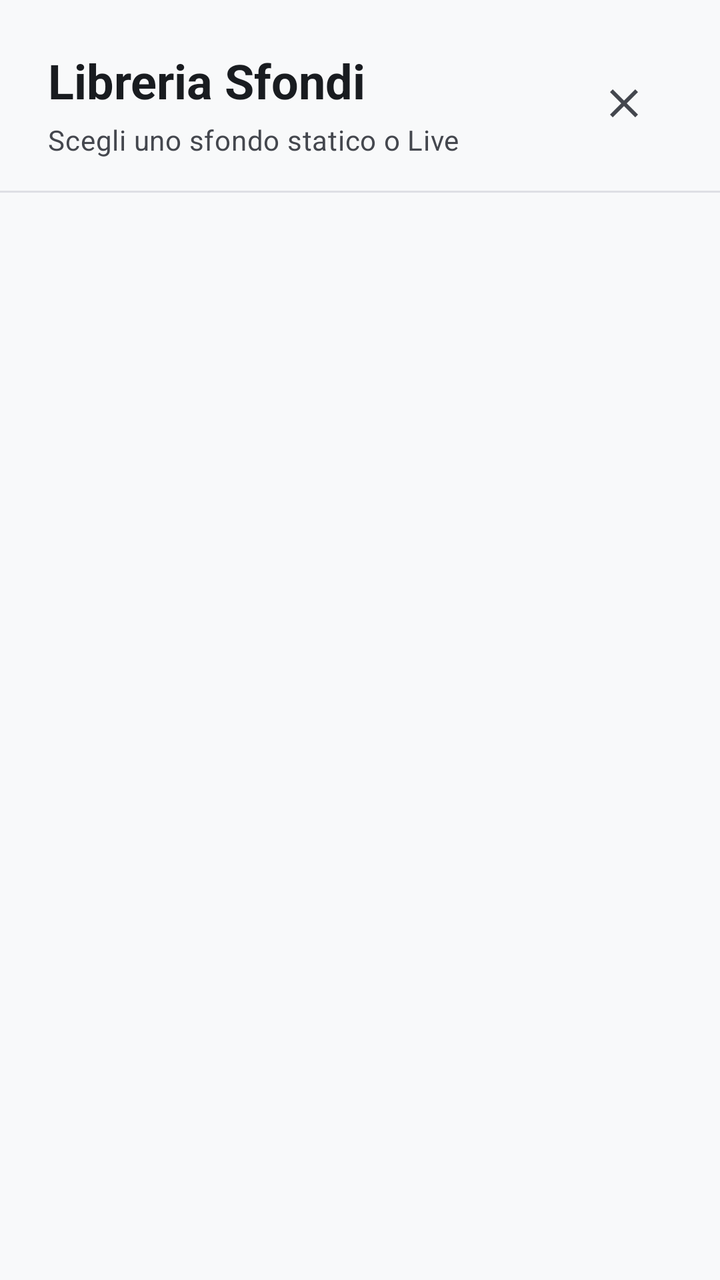
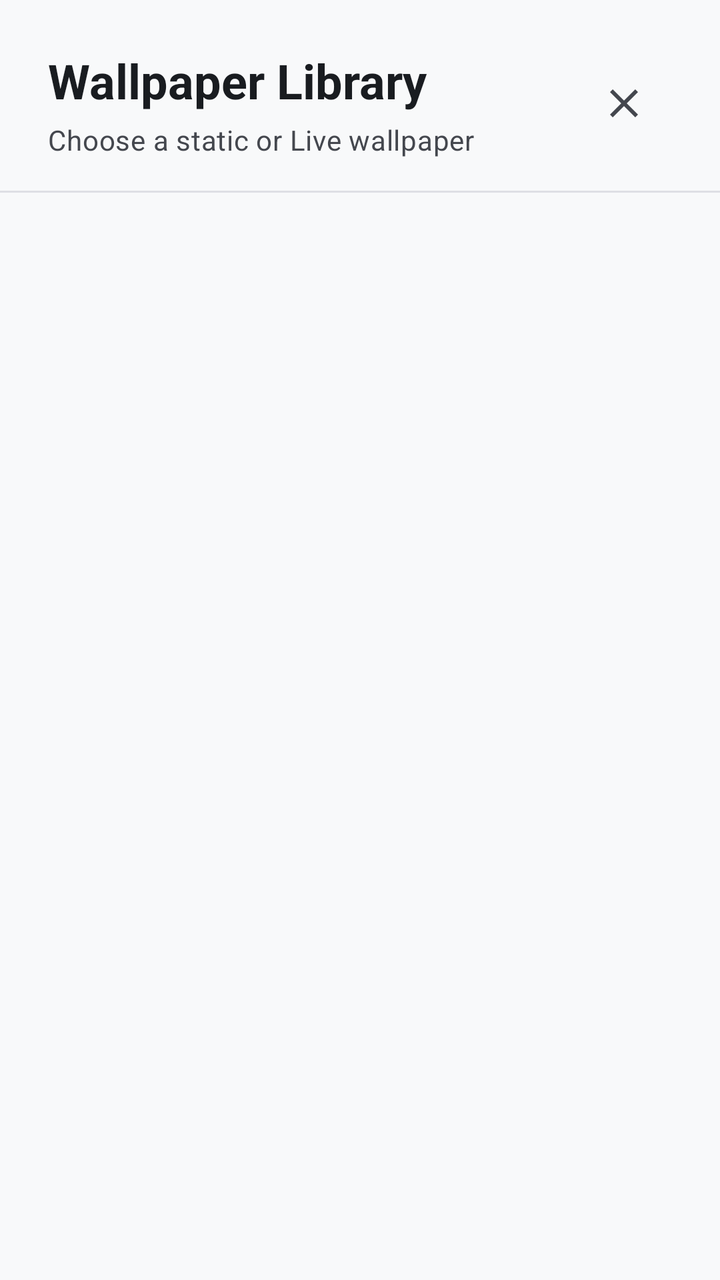

The first picture is an Android layout as it rendered before a commit; the second is the same layout after the commit. The layout source and the unified diff follow.
<!-- AndroidManifest.xml: application theme Theme.CryptionChat -->
<!-- res/layout/dialog_predefined_backgrounds.xml -->
<?xml version="1.0" encoding="utf-8"?>

<LinearLayout xmlns:android="http://schemas.android.com/apk/res/android"
    xmlns:app="http://schemas.android.com/apk/res-auto"
    android:layout_width="match_parent"
    android:layout_height="match_parent"
    android:orientation="vertical"
    android:background="?attr/colorSurface">

    
    <LinearLayout
        android:layout_width="match_parent"
        android:layout_height="wrap_content"
        android:orientation="horizontal"
        android:gravity="center_vertical"
        android:paddingHorizontal="24dp"
        android:paddingTop="24dp"
        android:paddingBottom="16dp">

        <LinearLayout
            android:layout_width="0dp"
            android:layout_height="wrap_content"
            android:layout_weight="1"
            android:orientation="vertical">

            <TextView
                android:layout_width="wrap_content"
                android:layout_height="wrap_content"
                android:text="Libreria Sfondi"
                android:textAppearance="?attr/textAppearanceHeadlineSmall"
                android:textColor="?attr/colorOnSurface"
                android:textStyle="bold" />

            <TextView
                android:layout_width="wrap_content"
                android:layout_height="wrap_content"
                android:text="Scegli uno sfondo statico o Live"
                android:textAppearance="?attr/textAppearanceBodyMedium"
                android:textColor="?attr/colorOnSurfaceVariant"
                android:layout_marginTop="4dp"/>
        </LinearLayout>

        <ImageButton
            android:id="@+id/btn_close_dialog"
            android:layout_width="48dp"
            android:layout_height="48dp"
            android:background="?attr/selectableItemBackgroundBorderless"
            android:src="@drawable/ic_close"
            app:tint="?attr/colorOnSurfaceVariant"
            android:contentDescription="Chiudi" />
    </LinearLayout>

    <View
        android:layout_width="match_parent"
        android:layout_height="1dp"
        android:background="?attr/colorOutlineVariant"
        android:alpha="0.5"/>

    
    <androidx.recyclerview.widget.RecyclerView
        android:id="@+id/recyclerViewBackgrounds"
        android:layout_width="match_parent"
        android:layout_height="wrap_content"
        android:maxHeight="500dp"
        android:padding="12dp"
        android:clipToPadding="false"
        android:overScrollMode="never"/>

</LinearLayout>
<!-- resources referenced by this layout -->
<resources>
  <!-- drawable ic_close (drawable) -->
  <vector xmlns:android="http://schemas.android.com/apk/res/android"
      android:width="24dp"
      android:height="24dp"
      android:viewportWidth="24"
      android:viewportHeight="24">
      <path
          android:fillColor="?attr/colorControlNormal"
          android:pathData="M19,6.41L17.59,5 12,10.59 6.41,5 5,6.41 10.59,12 5,17.59 6.41,19 12,13.41 17.59,19 19,17.59 13.41,12z"/>
  </vector>
  <color name="primary_light">#0D47A1</color>
  <color name="primary_container_light">#D4E3FF</color>
  <color name="on_primary_container_light">#001C3A</color>
  <color name="secondary_light">#546E7A</color>
  <color name="on_secondary_light">#FFFFFF</color>
  <color name="secondary_container_light">#DAE2E9</color>
  <color name="on_secondary_container_light">#121F26</color>
  <color name="tertiary_light">#455A64</color>
  <color name="on_tertiary_light">#FFFFFF</color>
  <color name="tertiary_container_light">#CFD8DC</color>
  <color name="error_light">#BA1A1A</color>
  <color name="on_error_light">#FFFFFF</color>
  <color name="error_container_light">#FFDAD6</color>
  <color name="on_error_container_light">#410002</color>
  <color name="background_light">#F8F9FA</color>
  <color name="on_background_light">#191C20</color>
  <color name="surface_light">#F8F9FA</color>
  <color name="on_surface_light">#191C20</color>
  <color name="surface_variant_light">#E0E2E5</color>
  <color name="on_surface_variant_light">#44474E</color>
  <color name="outline_light">#74777F</color>
  <color name="outline_variant_light">#C4C6CF</color>
  <color name="inverse_surface_light">#2F3033</color>
  <color name="inverse_on_surface_light">#F1F0F4</color>
  <color name="inverse_primary_light">#AEC6FF</color>
  <style name="Widget.App.NavigationView" parent="Widget.Material3.NavigationView">
          
          <item name="itemShapeInsetStart">12dp</item>
          <item name="itemShapeInsetEnd">12dp</item>
          
          <item name="itemShapeAppearanceOverlay">@style/ShapeAppearance.Material3.Corner.Full</item>
      </style>
  <style name="ActivityAnimation" parent="@android:style/Animation.Activity">
          <item name="android:activityOpenEnterAnimation">@anim/slide_in_right</item>
          <item name="android:activityOpenExitAnimation">@anim/slide_out_left</item>
          <item name="android:activityCloseEnterAnimation">@anim/slide_in_left</item>
          <item name="android:activityCloseExitAnimation">@anim/slide_out_right</item>
      </style>
  <!-- unchanged entries left out for length: 1 -->
</resources>

<!-- the commit's change to res/layout/dialog_predefined_backgrounds.xml (unified diff, before → after) -->
@@ -26,7 +26,7 @@
             <TextView
                 android:layout_width="wrap_content"
                 android:layout_height="wrap_content"
-                android:text="Libreria Sfondi"
+                android:text="@string/bg_library_title"
                 android:textAppearance="?attr/textAppearanceHeadlineSmall"
                 android:textColor="?attr/colorOnSurface"
                 android:textStyle="bold" />
@@ -34,7 +34,7 @@
             <TextView
                 android:layout_width="wrap_content"
                 android:layout_height="wrap_content"
-                android:text="Scegli uno sfondo statico o Live"
+                android:text="@string/bg_library_subtitle"
                 android:textAppearance="?attr/textAppearanceBodyMedium"
                 android:textColor="?attr/colorOnSurfaceVariant"
                 android:layout_marginTop="4dp"/>
@@ -47,7 +47,7 @@
             android:background="?attr/selectableItemBackgroundBorderless"
             android:src="@drawable/ic_close"
             app:tint="?attr/colorOnSurfaceVariant"
-            android:contentDescription="Chiudi" />
+            android:contentDescription="@string/action_close" />
     </LinearLayout>
 
     <View
<!-- resource entries referenced after the edit -->
@@ -10,6 +10,9 @@
           android:fillColor="?attr/colorControlNormal"
           android:pathData="M19,6.41L17.59,5 12,10.59 6.41,5 5,6.41 10.59,12 5,17.59 6.41,19 12,13.41 17.59,19 19,17.59 13.41,12z"/>
   </vector>
+  <string name="action_close">Close</string>
+  <string name="bg_library_subtitle">Choose a static or Live wallpaper</string>
+  <string name="bg_library_title">Wallpaper Library</string>
   <color name="primary_light">#0D47A1</color>
   <color name="primary_container_light">#D4E3FF</color>
   <color name="on_primary_container_light">#001C3A</color>
